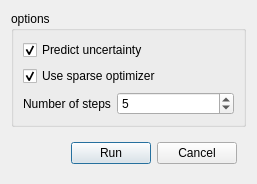
This is libs/gui/sparsesolverconfigdialog.ui in french-paragon/steviapp as Qt 5 draws it before an edit. The edited form follows.
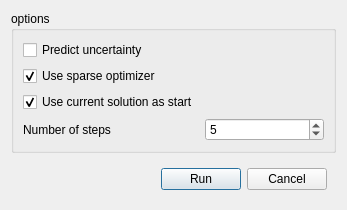
This is the edited form.

Patch:
```diff
--- a/libs/gui/sparsesolverconfigdialog.ui
+++ b/libs/gui/sparsesolverconfigdialog.ui
@@ -6,8 +6,8 @@
    <rect>
     <x>0</x>
     <y>0</y>
-    <width>257</width>
-    <height>173</height>
+    <width>347</width>
+    <height>204</height>
    </rect>
   </property>
   <property name="sizePolicy">
@@ -26,7 +26,7 @@
       <string>options</string>
      </property>
      <layout class="QFormLayout" name="formLayout">
-      <item row="2" column="1">
+      <item row="4" column="1">
        <widget class="QSpinBox" name="nStepSpinBoxpinBox">
         <property name="minimum">
          <number>1</number>
@@ -39,14 +39,14 @@
         </property>
        </widget>
       </item>
-      <item row="2" column="0">
+      <item row="4" column="0">
        <widget class="QLabel" name="label">
         <property name="text">
          <string>Number of steps</string>
         </property>
        </widget>
       </item>
-      <item row="1" column="0" colspan="2">
+      <item row="2" column="0" colspan="2">
        <widget class="QCheckBox" name="useSparseOptimizerCheckBox">
         <property name="text">
          <string>Use sparse optimizer</string>
@@ -60,6 +60,16 @@
        <widget class="QCheckBox" name="predictUncertaintyCheckBox">
         <property name="text">
          <string>Predict uncertainty</string>
+        </property>
+        <property name="checked">
+         <bool>false</bool>
+        </property>
+       </widget>
+      </item>
+      <item row="3" column="0">
+       <widget class="QCheckBox" name="initWithCurrentSolCheckBox">
+        <property name="text">
+         <string>Use current solution as start</string>
         </property>
         <property name="checked">
          <bool>true</bool>
```
